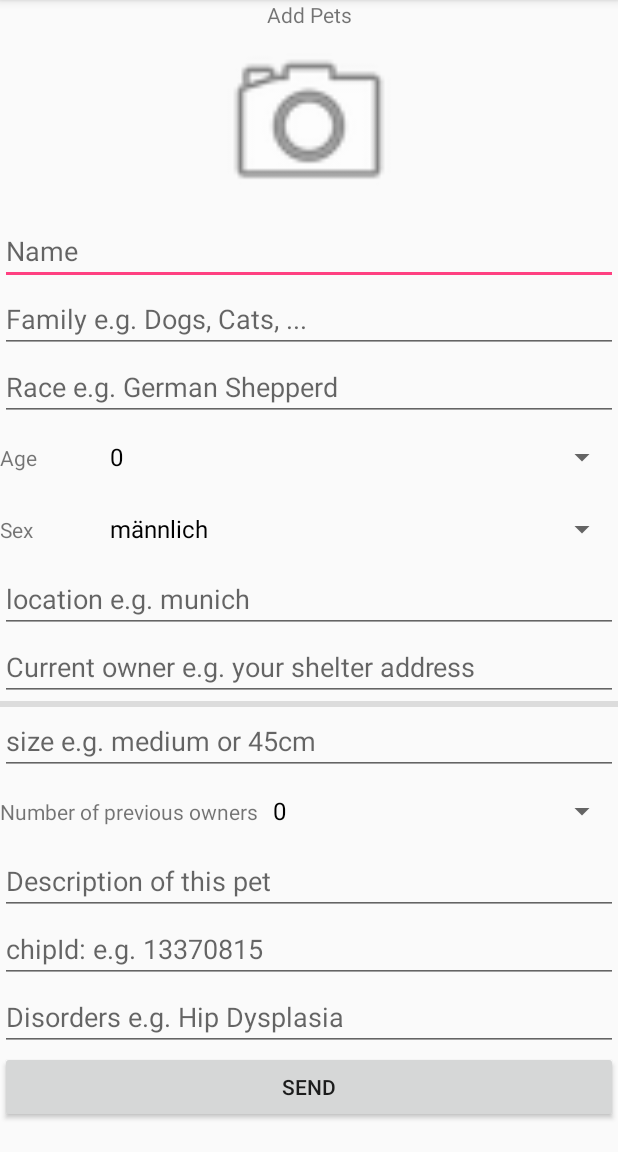
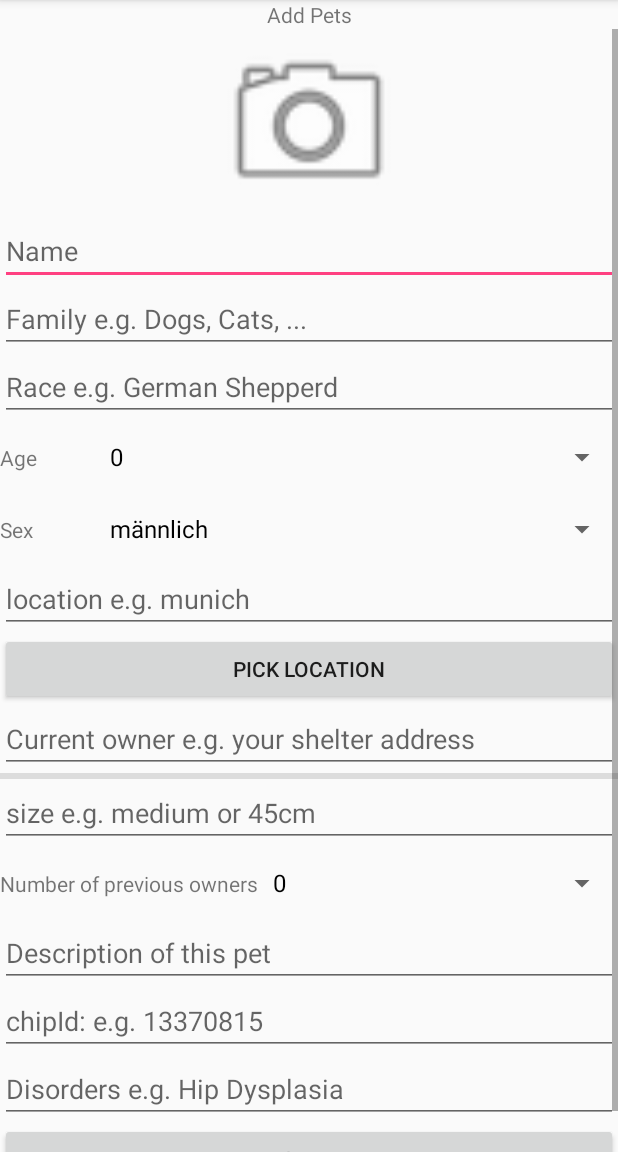
Before and after one commit to LauxThomas/Project_Pets, an Android app: the AddPetsActivity screen opened directly, with no data from a screen before it, on a phone screen of 412 x 824 dp, the part 84-1236 px from its top. Run offline under Robolectric (Android 15) with nearby library versions, the phone set to English and light mode, and no system bars; our stand-ins replace Firebase (no records; nobody signed in at launch, a user with empty details on screens opened directly), Picasso; pictures from the network do not load.

Commit message:
added placepicker
now using placepicker api for android to choose location in addpetsactivity

```diff
--- a/ProjectPets/build.gradle
+++ b/ProjectPets/build.gradle
@@ -36,7 +36,8 @@ dependencies {
     // Find the latest Glide releases here: https://goo.gl/LpksbR
     implementation 'com.github.bumptech.glide:glide:4.7.1'
     annotationProcessor 'com.github.bumptech.glide:compiler:4.7.1'
-
+    //TODO: keine ahnung ob das hier richtig olatziert ist, zu mal in der anderern build.gradle file schon eine ähnliche codezeile auftaucht
+    compile 'com.google.android.gms:play-services:11.8.0'
 }
 
 
--- a/ProjectPets/src/main/res/layout/activity_add_pets.xml
+++ b/ProjectPets/src/main/res/layout/activity_add_pets.xml
@@ -104,6 +104,12 @@
                 android:inputType="textPersonName"
                 android:singleLine="false" />
 
+            <Button
+                android:id="@+id/button_location_picker"
+                android:layout_width="match_parent"
+                android:layout_height="wrap_content"
+                android:text="Pick Location" />
+
             <EditText
                 android:id="@+id/currentOwnerEditText"
                 android:layout_width="match_parent"
```
Also changed, not shown: ProjectPets/src/main/AndroidManifest.xml (+13 -0 lines), ProjectPets/src/main/java/com/example/t_thinkpad/projectpetsapp/AddPetsActivity.java (+37 -5 lines).
